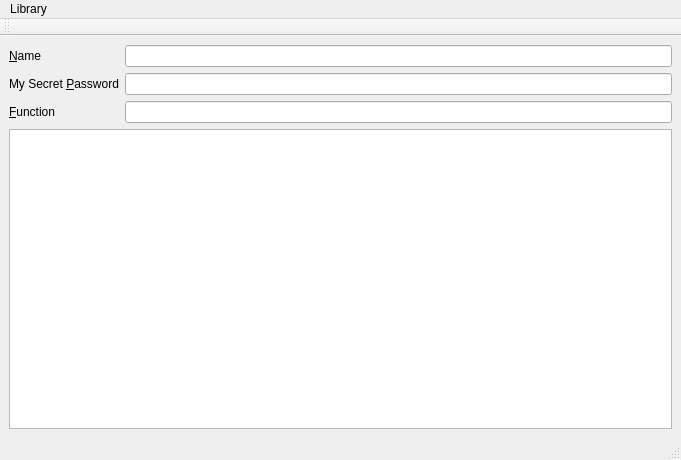
Before: the Qt Designer form rt-shared-lib/app/rt-lib-app/mainwindow.ui in Scanframe/sf-mod-app, drawn with Qt 5.
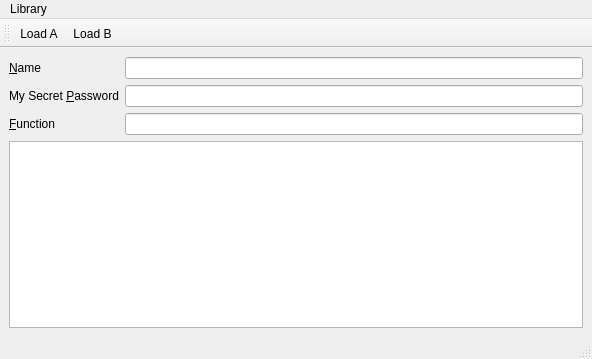
After: the same form once the commit is applied. Icons and pictures are not drawn.

The edit to the form file:
```diff
--- a/rt-shared-lib/app/rt-lib-app/mainwindow.ui
+++ b/rt-shared-lib/app/rt-lib-app/mainwindow.ui
@@ -6,8 +6,8 @@
    <rect>
     <x>0</x>
     <y>0</y>
-    <width>681</width>
-    <height>460</height>
+    <width>592</width>
+    <height>359</height>
    </rect>
   </property>
   <property name="sizePolicy">
@@ -23,7 +23,7 @@
    <bool>true</bool>
   </property>
   <widget class="QWidget" name="centralwidget">
-   <layout class="QFormLayout" name="formLayout">
+   <layout class="QGridLayout" name="gridLayout">
     <item row="0" column="0">
      <widget class="QLabel" name="labelName">
       <property name="sizePolicy">
@@ -85,7 +85,7 @@
     <rect>
      <x>0</x>
      <y>0</y>
-     <width>681</width>
+     <width>592</width>
      <height>22</height>
     </rect>
    </property>
@@ -103,12 +103,17 @@
    <property name="windowTitle">
     <string>toolBar</string>
    </property>
+   <property name="toolButtonStyle">
+    <enum>Qt::ToolButtonTextBesideIcon</enum>
+   </property>
    <attribute name="toolBarArea">
     <enum>TopToolBarArea</enum>
    </attribute>
    <attribute name="toolBarBreak">
     <bool>false</bool>
    </attribute>
+   <addaction name="actionLoad_A"/>
+   <addaction name="actionLoad_B"/>
   </widget>
   <action name="actionLoad_A">
    <property name="icon">
```
